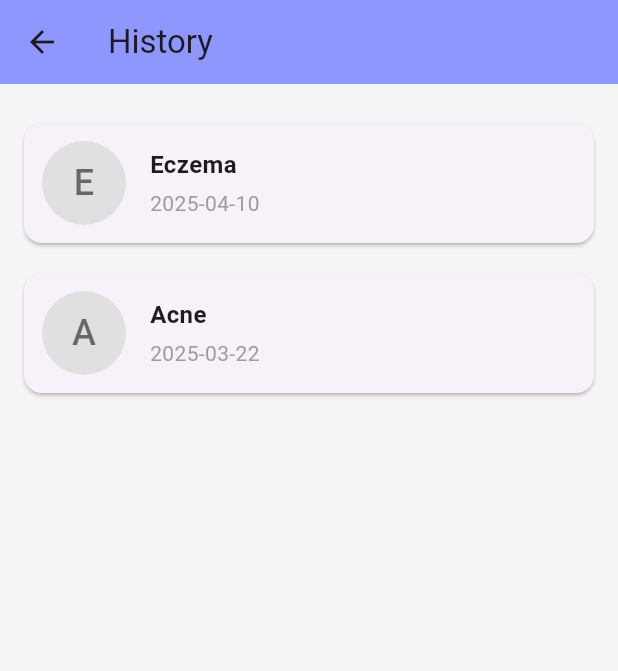
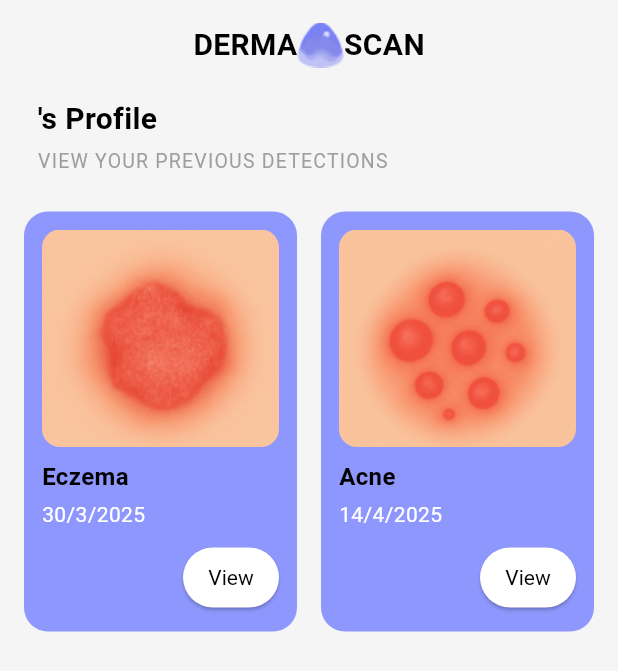
Before and after one commit to elsheikh33/derma_scan, a Flutter app: the HistoryPage screen opened by its route, on a phone screen of 412 x 824 dp. Shown: the top 671 px of the screen. Run offline on Flutter 3.47's test engine with Material 3 defaults, Android fonts, the phone set to English and light mode, and no system bars; our stand-ins replace animated_text_kit, cloud_firestore, connectivity_plus, firebase_auth, firebase_core, fluttertoast and 3 more; accounts and stored records are empty.

Commit message:
added new stuff

```diff
--- a/lib/screens/History_page.dart
+++ b/lib/screens/History_page.dart
@@ -1,91 +1,190 @@
-import 'dart:convert';
 import 'package:flutter/material.dart';
-//import 'DetectionReportPage.dart'; // we'll create this next
+import 'package:grad/Constants/Colors.dart';
+import 'package:provider/provider.dart';
 
-class HistoryPage extends StatelessWidget {
-  static const String id = 'History_page';
+import '../config/Provider/auth_provider.dart';
 
-  final List<Map<String, dynamic>> dummyHistory = [
+class HistoryPage extends StatefulWidget {
+  static const String id = "History_page";
+
+  @override
+  State<HistoryPage> createState() => _HistoryPageState();
+}
+
+class _HistoryPageState extends State<HistoryPage> {
+  late TextEditingController usernameController;
+
+  State<HistoryPage> createState() => _HistoryPageState();
+
+  void initState() {
+    super.initState();
+    var authProvider = Provider.of<AuthProvider>(context, listen: false);
+    var userDetails = authProvider.userDetails;
+
+    // Initialize controllers with user data
+    usernameController = TextEditingController(text: userDetails?.username);
+     }
+
+  @override
+  Widget build(BuildContext context) {
+    var authProvider = Provider.of<AuthProvider>(context, listen: false);
+    String username = authProvider.userDetails?.username ?? "User";
+    final mockDetections = [
       {
         'disease': 'Eczema',
-      'date': '2025-04-10',
-      'imageBase64': '', // placeholder (optional for now)
-      'report': 'Eczema is a skin condition that causes inflammation. Critical: Use corticosteroid cream. Non-Critical: Moisturize regularly. Avoid hot showers.'
+        'date': '30/3/2025',
+        'color': Color(0xFF8E97FD),
+        'image': 'assets/eczemaImage.png',
       },
       {
         'disease': 'Acne',
-      'date': '2025-03-22',
-      'imageBase64': '',
-      'report': 'Acne is caused by clogged pores. Critical: Use prescribed topical treatments. Non-Critical: Avoid oily products. Maintain face hygiene.'
-    }
+        'date': '14/4/2025',
+        'color': Color(0xFFFFC288),
+        'image': 'assets/acneImage.png',
+      },
     ];
 
-  @override
-  Widget build(BuildContext context) {
     return Scaffold(
-      backgroundColor: Color(0xFFF5F5F5),
-      appBar: AppBar(
-        title: Text("History"),
-        backgroundColor: Color(0xFF8E97FD),
+      backgroundColor: const Color(0xFFF5F5F5),
+      body: SafeArea(
+        child: Column(
+            mainAxisAlignment: MainAxisAlignment.start,
+          children: [
+            Padding(
+              padding: const EdgeInsets.only(top: 15),
+              child: Center(
+                child: Row(
+                  mainAxisSize: MainAxisSize.min,
+                  children: [
+                    const Text(
+                      'DERMA',
+                      style: TextStyle(
+                        fontWeight: FontWeight.bold,
+                        color: Colors.black,
+                        fontSize: 20,
                       ),
-      body: ListView.builder(
-        padding: const EdgeInsets.all(16),
-        itemCount: dummyHistory.length,
-        itemBuilder: (context, index) {
-          final item = dummyHistory[index];
-
-          return Card(
-            shape: RoundedRectangleBorder(borderRadius: BorderRadius.circular(12)),
-            margin: const EdgeInsets.symmetric(vertical: 10),
-            child: Padding(
-              padding: const EdgeInsets.all(12),
+                    ),
+                    Image.asset('assets/logo.png'),
+                    const Text(
+                      'SCAN',
+                      style: TextStyle(
+                        fontWeight: FontWeight.bold,
+                        color: Colors.black,
+                        fontSize: 20,
+                      ),
+                    ),
+                  ],
+                ),
+              ),
+            ),
+            const SizedBox(height: 20),
+             Padding(
+              padding: EdgeInsets.symmetric(horizontal: 25),
               child: Row(
                 children: [
-                  CircleAvatar(
-                    radius: 28,
-                    backgroundColor: Colors.grey[300],
-                    child: Text(
-                      item['disease'][0],
-                      style: TextStyle(fontSize: 24, color: Colors.black54),
+                  Text(
+                    '$username\'s Profile',
+                    style: TextStyle(
+                      fontWeight: FontWeight.bold,
+                      color: Colors.black,
+                      fontSize: 20,
                     ),
                   ),
-                  const SizedBox(width: 16),
+                ],
+              ),
+            ),
+            const Padding(
+              padding: EdgeInsets.symmetric(horizontal: 25, vertical: 4),
+              child: Row(
+                children: [
+                  Text(
+                    'VIEW YOUR PREVIOUS DETECTIONS',
+                    style: TextStyle(
+                      fontSize: 13,
+                      color: Colors.grey,
+                      letterSpacing: 0.8,
+                    ),
+                  ),
+                ],
+              ),
+            ),
+            const SizedBox(height: 20),
+
+
+            // Grid
             Expanded(
+              child: Padding(
+                padding: const EdgeInsets.symmetric(horizontal: 16),
+                child: GridView.builder(
+                  itemCount: mockDetections.length,
+                  gridDelegate: const SliverGridDelegateWithFixedCrossAxisCount(
+                    crossAxisCount: 2,
+                    mainAxisSpacing: 16,
+                    crossAxisSpacing: 16,
+                    childAspectRatio: 0.65,
+                  ),
+                  itemBuilder: (context, index) {
+                    final item = mockDetections[index];
+                    return Container(
+                      decoration: BoxDecoration(
+                        color:AppColor.mainColor,
+                        borderRadius: BorderRadius.circular(16),
+                      ),
+                      padding: const EdgeInsets.all(12),
                       child: Column(
                         crossAxisAlignment: CrossAxisAlignment.start,
                         children: [
-                        Text(item['disease'], style: TextStyle(fontSize: 16, fontWeight: FontWeight.bold)),
-                        const SizedBox(height: 4),
-                        Text(item['date'], style: TextStyle(color: Colors.grey)),
-                      ],
+                          Expanded(
+                            child: ClipRRect(
+                              borderRadius: BorderRadius.circular(12),
+                              child: Image.asset(
+                                item['image'] as String,
+                                fit: BoxFit.cover,
+                                width: double.infinity,
                               ),
                             ),
-                  // ElevatedButton(
-                  //   onPressed: () {
-                  //     Navigator.push(
-                  //       context,
-                  //       // MaterialPageRoute(
-                  //       //   builder: (_) => DetectionReportPage(
-                  //       //     disease: item['disease'],
-                  //       //     date: item['date'],
-                  //       //     imageBase64: item['imageBase64'],
-                  //       //     report: item['report'],
-                  //       //   ),
-                  //       // ),
-                  //     );
-                  //   },
-                  //   style: ElevatedButton.styleFrom(
-                  //     backgroundColor: Color(0xFF8E97FD),
-                  //     foregroundColor: Colors.white,
-                  //   ),
-                  //   child: Text("View"),
-                  // ),
+                          ),
+                          const SizedBox(height: 8),
+                          Text(
+                            item['disease'] as String,
+                            style: const TextStyle(
+                              fontSize: 16,
+                              fontWeight: FontWeight.bold,
+                              color: Colors.black,
+                            ),
+                          ),
+                          const SizedBox(height: 4),
+                          Text(
+                            item['date'] as String,
+                            style: const TextStyle(color: Colors.white),
+                          ),
+                          const SizedBox(height: 8),
+                          Align(
+                            alignment: Alignment.centerRight,
+                            child: ElevatedButton(
+                              onPressed: () {},
+                              style: ElevatedButton.styleFrom(
+                                padding: const EdgeInsets.symmetric(horizontal: 16, vertical: 8),
+                                backgroundColor: Colors.white,
+                                foregroundColor: Colors.black,
+                                shape: RoundedRectangleBorder(
+                                  borderRadius: BorderRadius.circular(20),
+                                ),
+                                textStyle: const TextStyle(fontSize: 14),
+                              ),
+                              child: const Text("View"),
+                            ),
+                          )
                         ],
-              ),
                       ),
                     );
                   },
                 ),
+              ),
+            ),
+        ]
+        ),
+      ),
     );
   }
 }
--- a/lib/screens/Main_page.dart
+++ b/lib/screens/Main_page.dart
@@ -1,6 +1,7 @@
 import 'package:flutter/material.dart';
 import 'package:grad/Constants/Colors.dart';
 import 'package:grad/screens/Detect_page.dart';
+import 'package:grad/screens/History_page.dart';
 import 'package:grad/screens/Locator_page.dart';
 import 'package:grad/screens/Profile_page.dart';
 
@@ -74,7 +75,7 @@ class _MainScreenState extends State<MainPage> {
         children: [
           LocatorPage(),
           DetectPage(),
-          Center(child: Text('History Page')),
+          HistoryPage(),
           ProfilePage(),
         ],
       ),
```
Lines whose indentation alone changed are shown as unchanged.
